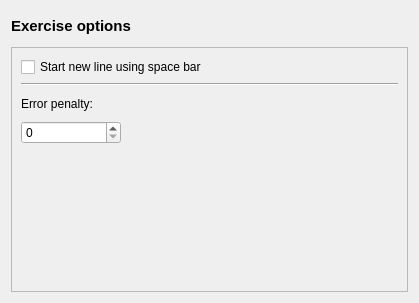
The window that ui/options/behavior.ui (Open-Typer/Open-Typer) describes before a commit, drawn with Qt 5.
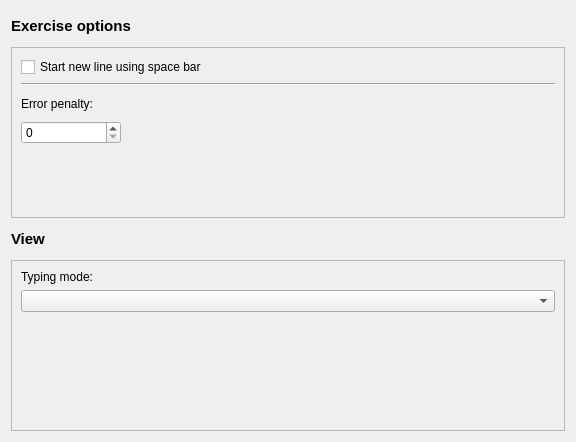
The same window after the commit.

Commit message: ui: options: behavior: Add view options

Diff of the .ui file:
```diff
--- a/ui/options/behavior.ui
+++ b/ui/options/behavior.ui
@@ -6,14 +6,75 @@
    <rect>
     <x>0</x>
     <y>0</y>
-    <width>419</width>
-    <height>303</height>
+    <width>576</width>
+    <height>442</height>
    </rect>
   </property>
   <property name="windowTitle">
    <string notr="true"/>
   </property>
   <layout class="QGridLayout" name="gridLayout">
+   <item row="3" column="0">
+    <widget class="QFrame" name="viewOptions">
+     <property name="frameShape">
+      <enum>QFrame::StyledPanel</enum>
+     </property>
+     <property name="frameShadow">
+      <enum>QFrame::Raised</enum>
+     </property>
+     <layout class="QVBoxLayout" name="verticalLayout_2">
+      <item>
+       <widget class="QLabel" name="typingModeLabel">
+        <property name="sizePolicy">
+         <sizepolicy hsizetype="Preferred" vsizetype="Fixed">
+          <horstretch>0</horstretch>
+          <verstretch>0</verstretch>
+         </sizepolicy>
+        </property>
+        <property name="frameShadow">
+         <enum>QFrame::Plain</enum>
+        </property>
+        <property name="text">
+         <string>Typing mode:</string>
+        </property>
+       </widget>
+      </item>
+      <item>
+       <widget class="QComboBox" name="typingModeComboBox"/>
+      </item>
+      <item>
+       <widget class="QFrame" name="emptySpace2">
+        <property name="frameShape">
+         <enum>QFrame::NoFrame</enum>
+        </property>
+        <property name="frameShadow">
+         <enum>QFrame::Plain</enum>
+        </property>
+       </widget>
+      </item>
+     </layout>
+    </widget>
+   </item>
+   <item row="0" column="0">
+    <widget class="QLabel" name="exerciseOptionsLabel">
+     <property name="maximumSize">
+      <size>
+       <width>16777215</width>
+       <height>30</height>
+      </size>
+     </property>
+     <property name="font">
+      <font>
+       <pointsize>11</pointsize>
+       <weight>75</weight>
+       <bold>true</bold>
+      </font>
+     </property>
+     <property name="text">
+      <string>Exercise options</string>
+     </property>
+    </widget>
+   </item>
    <item row="1" column="0">
     <widget class="QFrame" name="exerciseOptions">
      <property name="frameShape">
@@ -85,8 +146,8 @@
      </layout>
     </widget>
    </item>
-   <item row="0" column="0">
-    <widget class="QLabel" name="exerciseOptionsLabel">
+   <item row="2" column="0">
+    <widget class="QLabel" name="viewLabel">
      <property name="maximumSize">
       <size>
        <width>16777215</width>
@@ -101,7 +162,7 @@
       </font>
      </property>
      <property name="text">
-      <string>Exercise options</string>
+      <string extracomment="View mode options">View</string>
      </property>
     </widget>
    </item>
```
